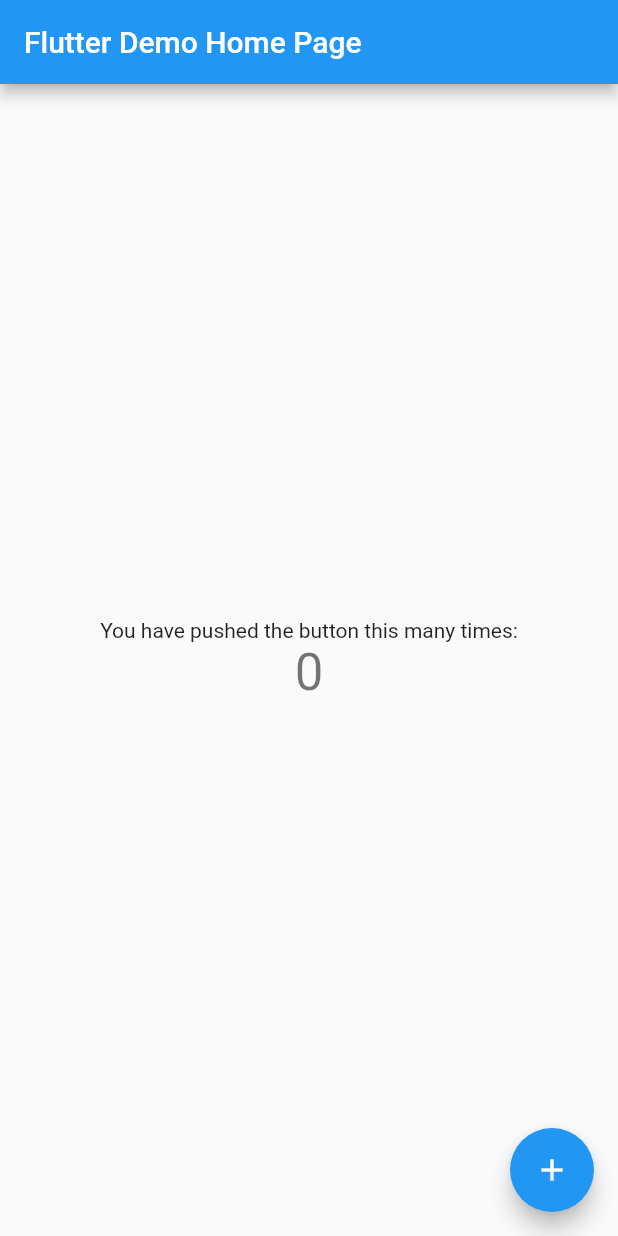
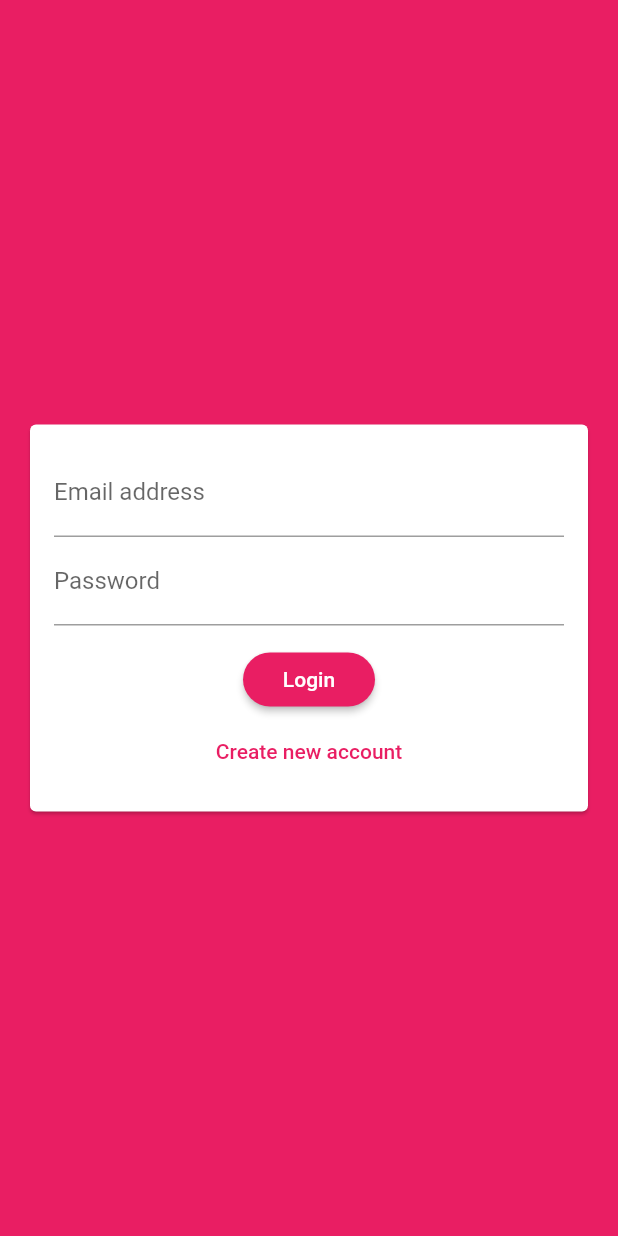
Before and after one commit to amerezhanyi/FlutterDart, a Flutter app: the screen it shows after launch, on a phone screen of 412 x 824 dp. Run offline on Flutter 3.47's test engine with Material 2 defaults, Android fonts, the phone set to English and light mode, and no system bars; our stand-ins replace cloud_firestore; accounts and stored records are empty.

Commit message:
added Auth (sec14)

```diff
--- a/firebase_app/lib/main.dart
+++ b/firebase_app/lib/main.dart
@@ -1,111 +1,29 @@
 import 'package:flutter/material.dart';
+
+import 'package:flutter_complete_guide/screens/auth_screen.dart';
+import 'package:flutter_complete_guide/screens/chat_screen.dart';
 
 void main() => runApp(MyApp());
 
 class MyApp extends StatelessWidget {
-  // This widget is the root of your application.
   @override
   Widget build(BuildContext context) {
     return MaterialApp(
-      title: 'Flutter Demo',
+      title: 'FlutterChat',
       theme: ThemeData(
-        // This is the theme of your application.
-        //
-        // Try running your application with "flutter run". You'll see the
-        // application has a blue toolbar. Then, without quitting the app, try
-        // changing the primarySwatch below to Colors.green and then invoke
-        // "hot reload" (press "r" in the console where you ran "flutter run",
-        // or simply save your changes to "hot reload" in a Flutter IDE).
-        // Notice that the counter didn't reset back to zero; the application
-        // is not restarted.
-        primarySwatch: Colors.blue,
+        primarySwatch: Colors.pink,
+        backgroundColor: Colors.pink,
+        accentColor: Colors.deepPurple,
+        accentColorBrightness: Brightness.dark,
+        buttonTheme: ButtonTheme.of(context).copyWith(
+          buttonColor: Colors.pink,
+          textTheme: ButtonTextTheme.primary,
+          shape: RoundedRectangleBorder(
+            borderRadius: BorderRadius.circular(20),
+          ),
+        ),
       ),
-      home: MyHomePage(title: 'Flutter Demo Home Page'),
+      home: AuthScreen(),
     );
   }
 }
-
-class MyHomePage extends StatefulWidget {
-  MyHomePage({Key key, this.title}) : super(key: key);
-
-  // This widget is the home page of your application. It is stateful, meaning
-  // that it has a State object (defined below) that contains fields that affect
-  // how it looks.
-
-  // This class is the configuration for the state. It holds the values (in this
-  // case the title) provided by the parent (in this case the App widget) and
-  // used by the build method of the State. Fields in a Widget subclass are
-  // always marked "final".
-
-  final String title;
-
-  @override
-  _MyHomePageState createState() => _MyHomePageState();
-}
-
-class _MyHomePageState extends State<MyHomePage> {
-  int _counter = 0;
-
-  void _incrementCounter() {
-    setState(() {
-      // This call to setState tells the Flutter framework that something has
-      // changed in this State, which causes it to rerun the build method below
-      // so that the display can reflect the updated values. If we changed
-      // _counter without calling setState(), then the build method would not be
-      // called again, and so nothing would appear to happen.
-      _counter++;
-    });
-  }
-
-  @override
-  Widget build(BuildContext context) {
-    // This method is rerun every time setState is called, for instance as done
-    // by the _incrementCounter method above.
-    //
-    // The Flutter framework has been optimized to make rerunning build methods
-    // fast, so that you can just rebuild anything that needs updating rather
-    // than having to individually change instances of widgets.
-    return Scaffold(
-      appBar: AppBar(
-        // Here we take the value from the MyHomePage object that was created by
-        // the App.build method, and use it to set our appbar title.
-        title: Text(widget.title),
-      ),
-      body: Center(
-        // Center is a layout widget. It takes a single child and positions it
-        // in the middle of the parent.
-        child: Column(
-          // Column is also a layout widget. It takes a list of children and
-          // arranges them vertically. By default, it sizes itself to fit its
-          // children horizontally, and tries to be as tall as its parent.
-          //
-          // Invoke "debug painting" (press "p" in the console, choose the
-          // "Toggle Debug Paint" action from the Flutter Inspector in Android
-          // Studio, or the "Toggle Debug Paint" command in Visual Studio Code)
-          // to see the wireframe for each widget.
-          //
-          // Column has various properties to control how it sizes itself and
-          // how it positions its children. Here we use mainAxisAlignment to
-          // center the children vertically; the main axis here is the vertical
-          // axis because Columns are vertical (the cross axis would be
-          // horizontal).
-          mainAxisAlignment: MainAxisAlignment.center,
-          children: <Widget>[
-            Text(
-              'You have pushed the button this many times:',
-            ),
-            Text(
-              '$_counter',
-              style: Theme.of(context).textTheme.display1,
-            ),
-          ],
-        ),
-      ),
-      floatingActionButton: FloatingActionButton(
-        onPressed: _incrementCounter,
-        tooltip: 'Increment',
-        child: Icon(Icons.add),
-      ), // This trailing comma makes auto-formatting nicer for build methods.
-    );
-  }
-}
--- /dev/null
+++ b/firebase_app/lib/screens/auth_screen.dart
@@ -0,0 +1,27 @@
+import 'package:flutter/material.dart';
+
+import 'package:flutter_complete_guide/widgets/auth/auth_form.dart';
+
+class AuthScreen extends StatefulWidget {
+  @override
+  _AuthScreenState createState() => _AuthScreenState();
+}
+
+class _AuthScreenState extends State<AuthScreen> {
+  void _submitAuthForm(
+    String email,
+    String password,
+    String username,
+    bool isLogin,
+  ) {
+
+  }
+
+  @override
+  Widget build(BuildContext context) {
+    return Scaffold(
+      backgroundColor: Theme.of(context).primaryColor,
+      body: AuthForm(_submitAuthForm,),
+    );
+  }
+}
--- /dev/null
+++ b/firebase_app/lib/widgets/auth/auth_form.dart
@@ -0,0 +1,120 @@
+import 'package:flutter/material.dart';
+
+class AuthForm extends StatefulWidget {
+  AuthForm(this.submitFn);
+
+  final void Function(
+    String email,
+    String password,
+    String userName,
+    bool isLogin,
+  ) submitFn;
+
+  @override
+  _AuthFormState createState() => _AuthFormState();
+}
+
+class _AuthFormState extends State<AuthForm> {
+  final _formKey = GlobalKey<FormState>();
+  var _isLogin = true;
+  var _userEmail = '';
+  var _userName = '';
+  var _userPassword = '';
+
+  void _trySubmit() {
+    final isValid = _formKey.currentState.validate();
+    FocusScope.of(context).unfocus();
+
+    if (isValid) {
+      _formKey.currentState.save();
+     widget.submitFn(
+       _userEmail,
+       _userPassword,
+       _userName,
+       _isLogin
+     );
+    }
+  }
+
+  @override
+  Widget build(BuildContext context) {
+    return Center(
+      child: Card(
+        margin: EdgeInsets.all(20),
+        child: SingleChildScrollView(
+          child: Padding(
+            padding: EdgeInsets.all(16),
+            child: Form(
+              key: _formKey,
+              child: Column(
+                mainAxisSize: MainAxisSize.min,
+                children: <Widget>[
+                  TextFormField(
+                    key: ValueKey('email'),
+                    validator: (value) {
+                      if (value.isEmpty || !value.contains('@')) {
+                        return 'Please enter a valid email address.';
+                      }
+                      return null;
+                    },
+                    keyboardType: TextInputType.emailAddress,
+                    decoration: InputDecoration(
+                      labelText: 'Email address',
+                    ),
+                    onSaved: (value) {
+                      _userEmail = value;
+                    },
+                  ),
+                  if (!_isLogin)
+                    TextFormField(
+                      key: ValueKey('username'),
+                      validator: (value) {
+                        if (value.isEmpty || value.length < 4) {
+                          return 'Please enter at least 4 characters';
+                        }
+                        return null;
+                      },
+                      decoration: InputDecoration(labelText: 'Username'),
+                      onSaved: (value) {
+                        _userName = value;
+                      },
+                    ),
+                  TextFormField(
+                    key: ValueKey('password'),
+                    validator: (value) {
+                      if (value.isEmpty || value.length < 7) {
+                        return 'Password must be at least 7 characters long.';
+                      }
+                      return null;
+                    },
+                    decoration: InputDecoration(labelText: 'Password'),
+                    obscureText: true,
+                    onSaved: (value) {
+                      _userPassword = value;
+                    },
+                  ),
+                  SizedBox(height: 12),
+                  RaisedButton(
+                    child: Text(_isLogin ? 'Login' : 'Signup'),
+                    onPressed: _trySubmit,
+                  ),
+                  FlatButton(
+                    textColor: Theme.of(context).primaryColor,
+                    child: Text(_isLogin
+                        ? 'Create new account'
+                        : 'I already have an account'),
+                    onPressed: () {
+                      setState(() {
+                        _isLogin = !_isLogin;
+                      });
+                    },
+                  )
+                ],
+              ),
+            ),
+          ),
+        ),
+      ),
+    );
+  }
+}
--- a/firebase_app/pubspec.yaml
+++ b/firebase_app/pubspec.yaml
@@ -14,7 +14,7 @@
 version: 1.0.0+1
 
 environment:
-  sdk: ">=2.1.0 <3.0.0"
+  sdk: ">=2.3.0 <3.0.0"
 
 dependencies:
   flutter:
@@ -23,6 +23,7 @@
   # The following adds the Cupertino Icons font to your application.
   # Use with the CupertinoIcons class for iOS style icons.
   cupertino_icons: ^0.1.2
+  cloud_firestore: ^0.13.5
 
 dev_dependencies:
   flutter_test:
```
Also changed, not shown: firebase_app/lib/screens/chat_screen.dart (added, +38 -0 lines).
